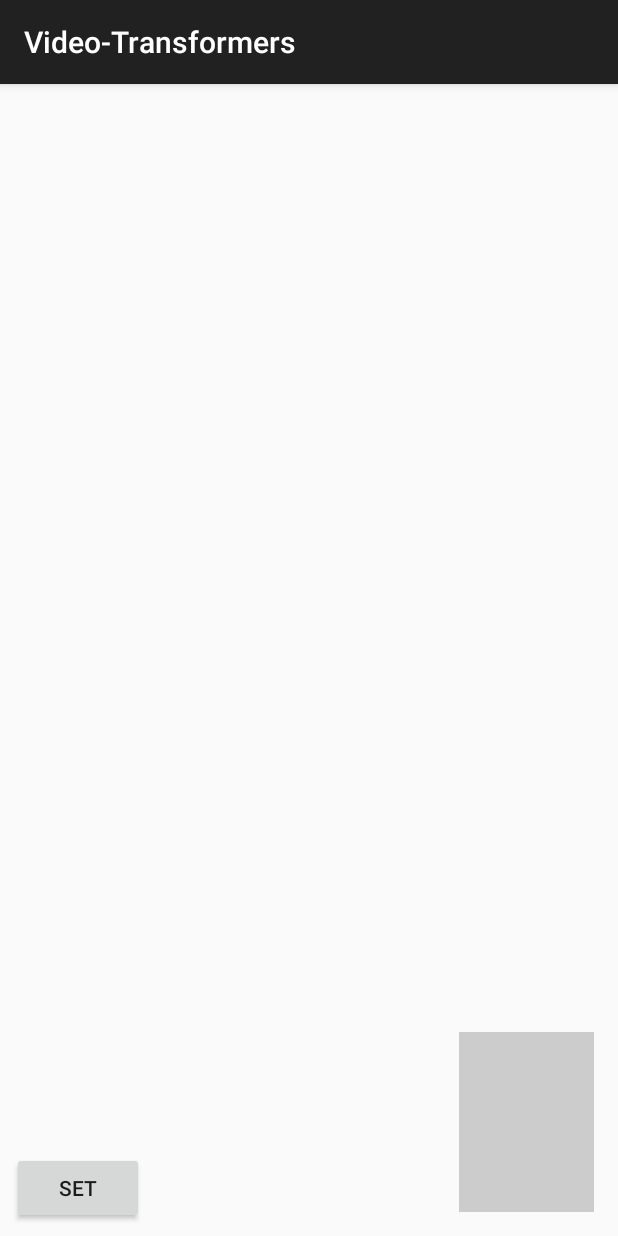
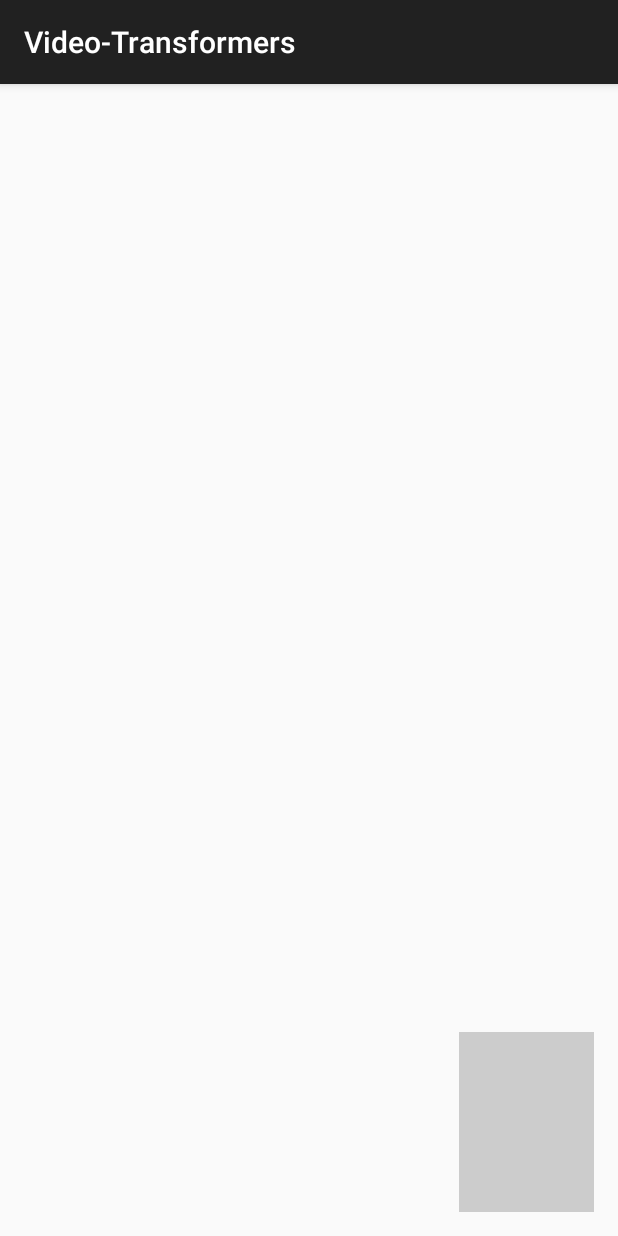
Before and after one commit to Banuba/opentok-android-java, an Android app: the screen it shows after launch (MainActivity), on a phone screen of 412 x 824 dp. Run offline under Robolectric (Android 15) with nearby library versions, the phone set to English and light mode, and no system bars; libraries missing offline, so code that uses them is left out: com.opentok.android, pub.devrel.easypermissions; 2 statements that could not run were skipped.

Commit message:
Simplify code

```diff
--- a/app/src/main/java/com/tokbox/sample/videotransformers/MainActivity.java
+++ b/app/src/main/java/com/tokbox/sample/videotransformers/MainActivity.java
@@ -1,14 +1,10 @@
 package com.tokbox.sample.videotransformers;
 
 import android.Manifest;
+import android.app.Application;
 import android.content.Context;
 import android.graphics.Bitmap;
 import android.graphics.BitmapFactory;
-import android.graphics.Canvas;
-import android.graphics.Matrix;
-import android.graphics.Paint;
-import android.graphics.Rect;
-import android.media.Image;
 import android.opengl.GLSurfaceView;
 import android.os.Bundle;
 import android.util.Log;
@@ -18,6 +14,8 @@ import android.widget.FrameLayout;
 import android.widget.Toast;
 import androidx.annotation.NonNull;
 import androidx.appcompat.app.AppCompatActivity;
+
+import com.banuba.sample.videotransformers.BanubaTransformer;
 import com.opentok.android.BaseVideoRenderer;
 import com.opentok.android.OpentokError;
 import com.opentok.android.Publisher;
@@ -39,9 +37,7 @@ import retrofit2.Response;
 import retrofit2.Retrofit;
 import retrofit2.converter.moshi.MoshiConverterFactory;
 
-import java.nio.ByteBuffer;
 import java.util.ArrayList;
-import java.util.Arrays;
 import java.util.List;
 
 
@@ -61,8 +57,6 @@ public class MainActivity extends AppCompatActivity implements EasyPermissions.P
     private FrameLayout publisherViewContainer;
     private FrameLayout subscriberViewContainer;
     private Context context;
-
-    private Button buttonVideoTransformers;
 
     public ArrayList<PublisherKit.VideoTransformer> videoTransformers = new ArrayList<>();
 
@@ -99,6 +93,10 @@ public class MainActivity extends AppCompatActivity implements EasyPermissions.P
             }
 
             session.publish(publisher);
+
+            image = BitmapFactory.decodeResource(getResources(), R.drawable.vonage_logo);
+
+            setTransformers();
         }
 
         @Override
@@ -158,15 +156,11 @@ public class MainActivity extends AppCompatActivity implements EasyPermissions.P
         super.onCreate(savedInstanceState);
         context = getApplicationContext();
         setContentView(R.layout.activity_main);
-        buttonVideoTransformers = findViewById(R.id.setvideotransformers);
 
         publisherViewContainer = findViewById(R.id.publisher_container);
         subscriberViewContainer = findViewById(R.id.subscriber_container);
 
         requestPermissions();
-
-        // Get the image in bitmap format
-        image = BitmapFactory.decodeResource(context.getResources(), R.drawable.vonage_logo);
     }
 
     @Override
@@ -291,86 +285,16 @@ public class MainActivity extends AppCompatActivity implements EasyPermissions.P
     }
 
     // Logo to be loaded
-    Bitmap image;
+    private Bitmap image;
 
-    private customVideoTransformer logoTransformer = new customVideoTransformer();
-
-    public class customVideoTransformer implements PublisherKit.CustomVideoTransformer {
-
-        public Bitmap resizeImage(Bitmap image, int width, int height) {
-            return Bitmap.createScaledBitmap(image, width, height, true);
-        }
-
-        @Override
-        public void onTransform(BaseVideoRenderer.Frame frame){
-
-            // Obtain the Y  plane of the video frame
-            ByteBuffer yPlane = frame.getYplane();
-
-            // Get the dimensions of the video frame
-            int videoWidth = frame.getWidth();
-            int videoHeight = frame.getHeight();
-
-            // Calculate the desired size of the image
-            int desiredWidth = videoWidth / 8; // Adjust this value as needed
-            int desiredHeight = (int) (image.getHeight() * ((float) desiredWidth / image.getWidth()));
-
-            // Resize the image to the desired size
-            image = resizeImage(image, desiredWidth, desiredHeight);
-
-            int logoWidth = image.getWidth();
-            int logoHeight = image.getHeight();
-
-            // Location of the image (center of video)
-            int logoPositionX = videoWidth * 1/2 - logoWidth; // Adjust this as needed for the desired position
-            int logoPositionY = videoHeight * 1/2 - logoHeight; // Adjust this as needed for the desired position
-
-            // Overlay the logo on the video frame
-            for (int y = 0; y < logoHeight; y++) {
-                for (int x = 0; x < logoWidth; x++) {
-                    int frameOffset = (logoPositionY + y) * videoWidth + (logoPositionX + x);
-
-                    // Get the logo pixel color
-                    int logoPixel = image.getPixel(x, y);
-
-                    // Extract the color channels (ARGB)
-                    int logoAlpha = (logoPixel >> 24) & 0xFF;
-                    int logoRed = (logoPixel >> 16) & 0xFF;
-
-                    // Overlay the logo pixel on the video frame
-                    int framePixel = yPlane.get(frameOffset) & 0xFF;
-
-                    // Calculate the blended pixel value
-                    int blendedPixel = ((logoAlpha * logoRed + (255 - logoAlpha) * framePixel) / 255) & 0xFF;
-
-                    // Set the blended pixel value in the video frame
-                    yPlane.put(frameOffset, (byte) blendedPixel);
-                }
-            }
-        }
-    }
-
-    private boolean isSet = false;
-    public void SetVideoTransformers(View view) {
-        if(!isSet) {
-            videoTransformers.clear();
-            PublisherKit.VideoTransformer backgroundBlur = publisher.new VideoTransformer("BackgroundBlur", "{\"radius\":\"High\"}");
-            PublisherKit.VideoTransformer myCustomTransformer = publisher.new VideoTransformer("myTransformer", logoTransformer);
-            videoTransformers.add(backgroundBlur);
-            videoTransformers.add(myCustomTransformer);
-            publisher.setVideoTransformers(videoTransformers);
-            isSet = true;
-            buttonVideoTransformers.setText("Reset");
-        } else {
-            ResetVideoTransformers();
-            isSet = false;
-            buttonVideoTransformers.setText("Set");
-        }
-
-    }
-
-    public void ResetVideoTransformers() {
+    private BanubaTransformer banubaTransformer;
+    private void setTransformers() {
+        banubaTransformer = new BanubaTransformer(image);
         videoTransformers.clear();
+        PublisherKit.VideoTransformer backgroundBlur = publisher.new VideoTransformer("BackgroundBlur", "{\"radius\":\"High\"}");
+        PublisherKit.VideoTransformer myCustomTransformer = publisher.new VideoTransformer("myTransformer", banubaTransformer);
+        videoTransformers.add(backgroundBlur);
+        videoTransformers.add(myCustomTransformer);
         publisher.setVideoTransformers(videoTransformers);
     }
 }
--- a/app/src/main/res/layout/activity_main.xml
+++ b/app/src/main/res/layout/activity_main.xml
@@ -31,17 +31,4 @@
             android:padding="2dp" />
 
     </FrameLayout>
-
-    <Button
-        android:id="@+id/setvideotransformers"
-        android:layout_width="wrap_content"
-        android:layout_height="wrap_content"
-        android:layout_marginStart="8dp"
-        android:layout_marginBottom="8dp"
-        android:onClick="SetVideoTransformers"
-        android:text="Set"
-        app:layout_constraintBottom_toBottomOf="parent"
-        app:layout_constraintHorizontal_chainStyle="packed"
-        app:layout_constraintStart_toStartOf="parent" />
-
 </androidx.constraintlayout.widget.ConstraintLayout>
```
Also changed, not shown: app/src/main/java/com/banuba/sample/videotransformers/BanubaTransformer.java (added, +67 -0 lines).
